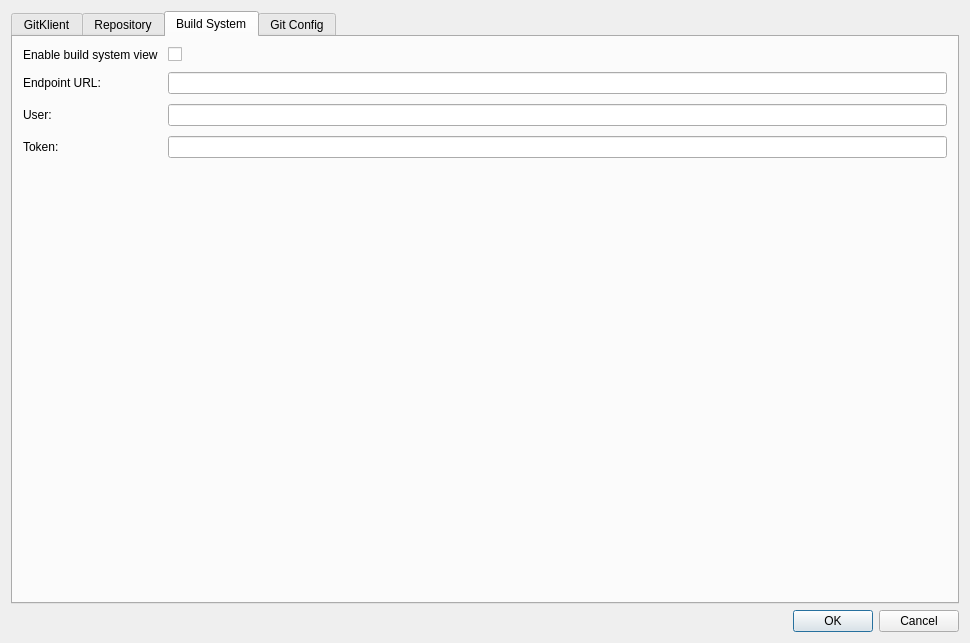
Before: the Qt Designer form src/big_widgets/ConfigDialog.ui in pa-sowa/GitKlient, drawn with Qt 5.
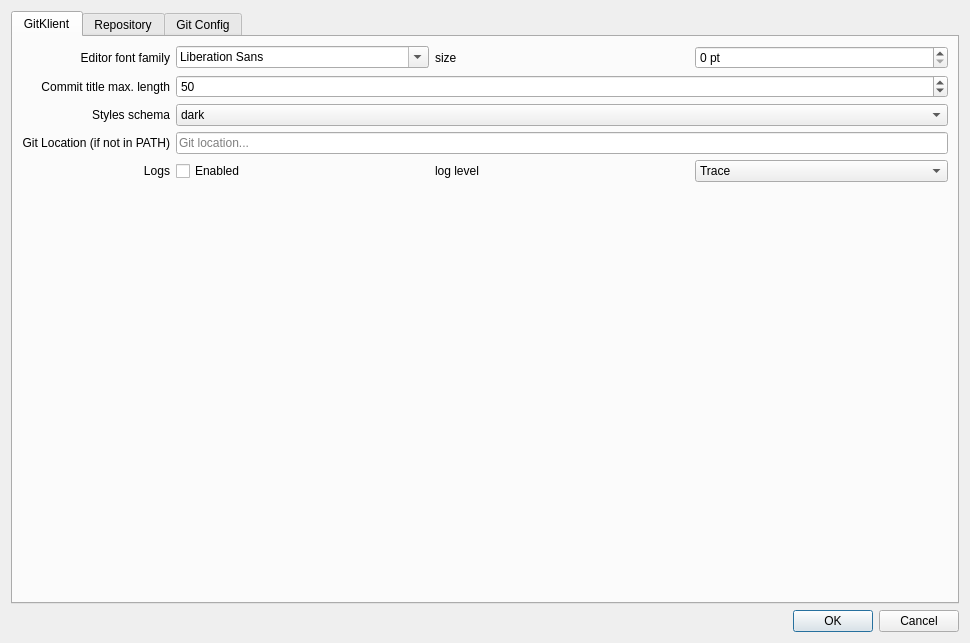
After: the same form once the commit is applied. The open tabs and pages were chosen to show the change. Custom widgets are drawn as their Qt base class.

Diff of the .ui file:
```diff
--- a/src/big_widgets/ConfigDialog.ui
+++ b/src/big_widgets/ConfigDialog.ui
@@ -659,123 +659,6 @@
        </item>
       </layout>
      </widget>
-     <widget class="QWidget" name="buildSystemTab">
-      <attribute name="title">
-       <string>Build System</string>
-      </attribute>
-      <layout class="QVBoxLayout" name="verticalLayout_4">
-       <property name="spacing">
-        <number>0</number>
-       </property>
-       <property name="leftMargin">
-        <number>0</number>
-       </property>
-       <property name="topMargin">
-        <number>0</number>
-       </property>
-       <property name="rightMargin">
-        <number>0</number>
-       </property>
-       <property name="bottomMargin">
-        <number>0</number>
-       </property>
-       <item>
-        <widget class="QFrame" name="frame_3">
-         <layout class="QGridLayout" name="gridLayout_3">
-          <property name="leftMargin">
-           <number>10</number>
-          </property>
-          <property name="topMargin">
-           <number>10</number>
-          </property>
-          <property name="rightMargin">
-           <number>10</number>
-          </property>
-          <property name="bottomMargin">
-           <number>10</number>
-          </property>
-          <property name="spacing">
-           <number>10</number>
-          </property>
-          <item row="2" column="1">
-           <widget class="QLineEdit" name="leBsUser"/>
-          </item>
-          <item row="2" column="0">
-           <widget class="QLabel" name="leBsUserLabel">
-            <property name="text">
-             <string>User:</string>
-            </property>
-           </widget>
-          </item>
-          <item row="1" column="1">
-           <widget class="QLineEdit" name="leBsUrl"/>
-          </item>
-          <item row="1" column="0">
-           <widget class="QLabel" name="leBsUrlLabel">
-            <property name="text">
-             <string>Endpoint URL:</string>
-            </property>
-           </widget>
-          </item>
-          <item row="0" column="1">
-           <widget class="QCheckBox" name="chBoxBuildSystem">
-            <property name="text">
-             <string/>
-            </property>
-           </widget>
-          </item>
-          <item row="5" column="1">
-           <spacer name="verticalSpacer">
-            <property name="orientation">
-             <enum>Qt::Vertical</enum>
-            </property>
-            <property name="sizeHint" stdset="0">
-             <size>
-              <width>20</width>
-              <height>40</height>
-             </size>
-            </property>
-           </spacer>
-          </item>
-          <item row="4" column="1">
-           <spacer name="horizontalSpacer_4">
-            <property name="orientation">
-             <enum>Qt::Horizontal</enum>
-            </property>
-            <property name="sizeHint" stdset="0">
-             <size>
-              <width>40</width>
-              <height>20</height>
-             </size>
-            </property>
-           </spacer>
-          </item>
-          <item row="3" column="0">
-           <widget class="QLabel" name="leBsTokenLabel">
-            <property name="text">
-             <string>Token:</string>
-            </property>
-           </widget>
-          </item>
-          <item row="0" column="0">
-           <widget class="QLabel" name="label_14">
-            <property name="text">
-             <string>Enable build system view</string>
-            </property>
-           </widget>
-          </item>
-          <item row="3" column="1">
-           <widget class="QLineEdit" name="leBsToken">
-            <property name="echoMode">
-             <enum>QLineEdit::Password</enum>
-            </property>
-           </widget>
-          </item>
-         </layout>
-        </widget>
-       </item>
-      </layout>
-     </widget>
      <widget class="QWidget" name="gitConfigTab">
       <attribute name="title">
        <string>Git Config</string>
```
Left out of the diff: 436 changed lines with no effect on the pictures.
